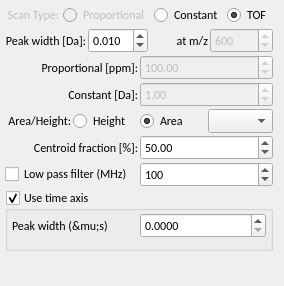
qtplatz/qtplatz, file src/libs/adwidgets/centroidform.ui: the form before one commit.
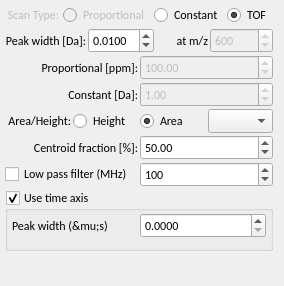
The form after the commit.

Diff of the .ui file:
```diff
--- a/src/libs/adwidgets/centroidform.ui
+++ b/src/libs/adwidgets/centroidform.ui
@@ -152,10 +152,10 @@
           </font>
          </property>
          <property name="decimals">
-          <number>3</number>
+           <number>4</number>
          </property>
          <property name="minimum">
-          <double>0.001000000000000</double>
+          <double>0.000100000000000</double>
          </property>
          <property name="singleStep">
           <double>0.010000000000000</double>
```
Left out of the diff: 2 changed lines with no effect on the pictures.
